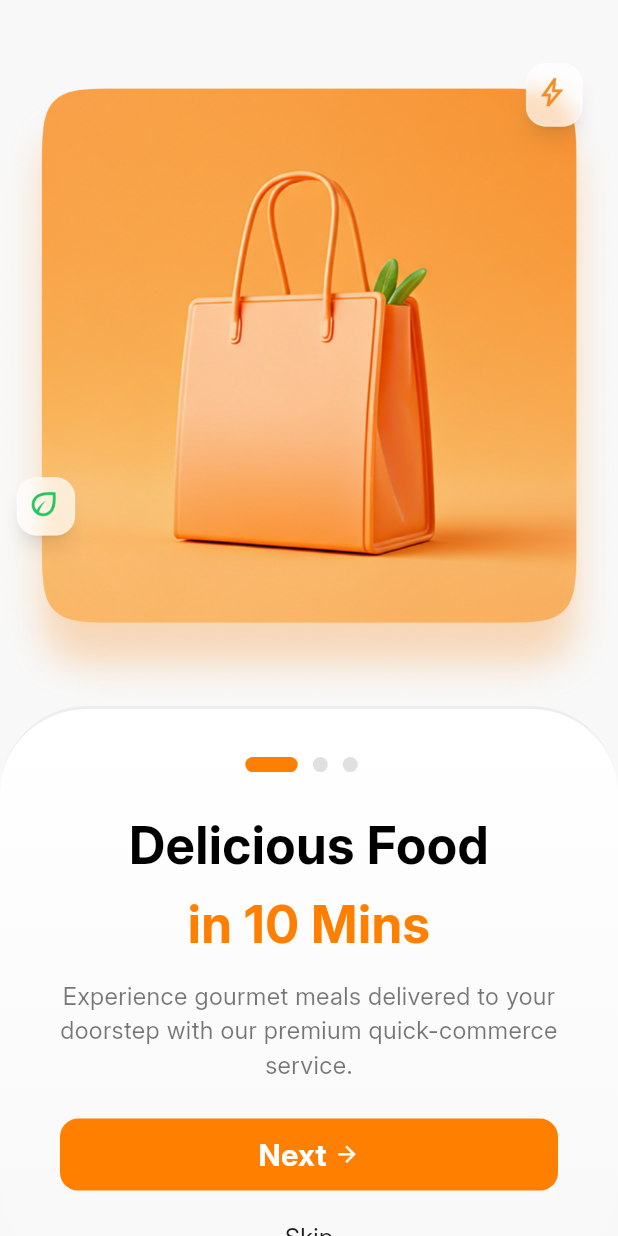
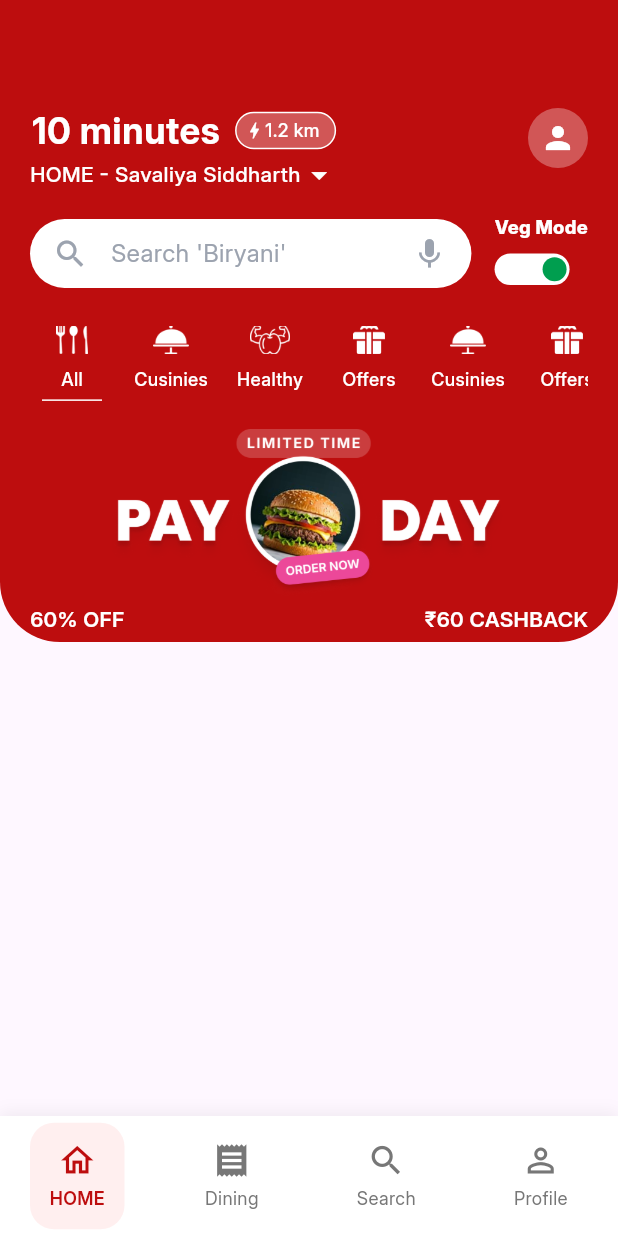
Before and after one commit to jsjoshishubh/DeliverLo, a Flutter app: the screen it shows after launch, on a phone screen of 412 x 824 dp. Run offline on Flutter 3.47's test engine with Material 3 defaults, Android fonts, the phone set to English and light mode, and no system bars; drawn by our look-alikes of flutter_switch; our stand-ins replace dio, get, get_storage, pin_code_fields.

Commit message:
Food Home page UI

```diff
--- /dev/null
+++ b/lib/Commons and Reusables/common_app_screen_background.dart
@@ -0,0 +1,53 @@
+import 'package:flutter/material.dart';
+
+class CommonAppScreenBackground extends StatelessWidget {
+  const CommonAppScreenBackground({
+    super.key,
+    this.topChild,
+    this.bottomChild,
+    this.topColor = const Color(0xFFE23744),
+    this.bottomColor = Colors.white,
+    this.topHeight,
+    this.topHeightFraction = 0.4,
+    this.curveHeight = 28,
+  });
+
+  final Widget? topChild;
+  final Widget? bottomChild;
+  final Color topColor;
+  final Color bottomColor;
+  final double? topHeight;
+  final double topHeightFraction;
+  final double curveHeight;
+
+  @override
+  Widget build(BuildContext context) {
+    final screenHeight = MediaQuery.of(context).size.height;
+    final effectiveTopHeight = topHeight ?? (screenHeight * topHeightFraction.clamp(0.0, 1.0));
+
+    return Column(
+      children: [
+        // Top section (red) with rounded bottom corners
+        Container(
+          height: effectiveTopHeight + curveHeight,
+          width: double.infinity,
+          decoration: BoxDecoration(
+            color: topColor,
+            borderRadius: BorderRadius.only(
+              bottomLeft: Radius.circular(40),
+              bottomRight: Radius.circular(40),
+            ),
+          ),
+          child: topChild,
+        ),
+        // Bottom section (white)
+        Container(
+          decoration: BoxDecoration(
+            color: bottomColor,
+          ),
+          child: bottomChild ?? const SizedBox.shrink(),
+        ),
+      ],
+    );
+  }
+}
--- /dev/null
+++ b/lib/Components/FoodHomePageComponents/Food_home_page_address_and_search_and_profile_componenet.dart
@@ -0,0 +1,238 @@
+import 'dart:developer';
+
+import 'package:deliverylo/Styles/app_colors.dart';
+import 'package:deliverylo/Utils/utils.dart';
+import 'package:flutter/material.dart';
+import 'package:flutter_switch/flutter_switch.dart';
+import 'package:get/get.dart';
+
+class HomePageAddressAndSearchAndProfileComponenet extends StatefulWidget {
+  final VoidCallback? onAddressTap;
+  final VoidCallback? onSearchTap;
+  final ValueChanged<bool>? onVegModeChanged;
+  final String deliveryTime;
+  final String distance;
+  final String addressLabel;
+  final String searchPlaceholder;
+  final bool vegMode;
+
+  const HomePageAddressAndSearchAndProfileComponenet({
+    super.key,
+    this.onAddressTap,
+    this.onSearchTap,
+    this.onVegModeChanged,
+    this.deliveryTime = '10 minutes',
+    this.distance = '1.2 km',
+    this.addressLabel = 'HOME - Savaliya Siddharth',
+    this.searchPlaceholder = "Search 'Biryani'",
+    this.vegMode = true,
+  });
+
+
+  @override
+  State<HomePageAddressAndSearchAndProfileComponenet> createState() => _HomePageAddressAndSearchAndProfileComponenetState();
+}
+
+class _HomePageAddressAndSearchAndProfileComponenetState extends State<HomePageAddressAndSearchAndProfileComponenet> {
+  late bool _vegMode;
+
+  @override
+  void initState() {
+    super.initState();
+    _vegMode = widget.vegMode;
+  }
+
+  @override
+  void didUpdateWidget(covariant HomePageAddressAndSearchAndProfileComponenet oldWidget) {
+    super.didUpdateWidget(oldWidget);
+    if (oldWidget.vegMode != widget.vegMode) {
+      _vegMode = widget.vegMode;
+    }
+  }
+
+  @override
+  Widget build(BuildContext context) {
+    return Padding(
+      padding: EdgeInsets.only(top: 70,left: 20,right: 20),
+      child: Column(
+        children: [
+          Container(
+            child: Row(
+              mainAxisAlignment: MainAxisAlignment.spaceBetween,
+              crossAxisAlignment: CrossAxisAlignment.start,
+              children: [
+                Column(
+                  children: [
+                     Row(
+                      crossAxisAlignment: CrossAxisAlignment.center,
+                      children: [
+                        Text('10 minutes',style: commonTextStyle(fontSize:24,fontWeight: FontWeight.w700,fontColor: Colors.white),),
+                        SizedBox(width: 10,),
+                        _DistanceBadge(distance: widget.distance,),
+                      ],
+                    ),
+                    Container(
+                      child: Row(
+                        children: [
+                          Text(widget.addressLabel,style: commonTextStyle(fontSize:14,fontWeight: FontWeight.w500,fontColor: Colors.white),),
+                          Icon(Icons.arrow_drop_down,color: Colors.white,size: 25,)
+                        ],
+                      ),
+                    ),
+                  ],
+                ),
+                Padding(
+                  padding: const EdgeInsets.only(top:2.0),
+                  child: _ProfileIcon(),
+                )
+              ],
+            ),
+
+          ),
+          Container(
+            margin: EdgeInsets.only(top: 14),
+            child: Row(
+              mainAxisAlignment: MainAxisAlignment.spaceBetween,
+              crossAxisAlignment: CrossAxisAlignment.start,
+              children: [
+                Container(
+                  margin: EdgeInsets.only(top: 3),
+                  width: Get.width/1.4,
+                  padding: EdgeInsets.symmetric(vertical:11),
+                  decoration: BoxDecoration(
+                    color: Colors.white,
+                    borderRadius: BorderRadius.circular(220)
+                  ),
+                  child: Row(
+                    mainAxisAlignment: MainAxisAlignment.spaceBetween,
+                    children: [
+                      Row(
+                        children: [
+                          SizedBox(width: 15,),
+                          Icon(Icons.search,color: HexColor.fromHex('#9CA3AF'),),
+                          SizedBox(width: 15,),
+                          Text(widget.searchPlaceholder,style: commonTextStyle(fontColor: HexColor.fromHex('#9CA3AF'),fontSize: 16, fontWeight: FontWeight.w400),),
+                        ],
+                      ),
+                      SizedBox(width: 20,),
+                      Padding(
+                        padding: const EdgeInsets.only(right:16.0),
+                        child: Icon(Icons.mic,color: HexColor.fromHex('#9CA3AF'),),
+                      ),
+                    ],
+                  ),
+                ),
+                _VegModeToggle(onChanged: (value) {
+                  setState(() {
+                    _vegMode = value;
+                  });
+                },
+                value: _vegMode,
+
+                ),
+              ],
+            ),
+          )
+
+        ],
+      ),
+    );
+  }
+}
+
+class _DistanceBadge extends StatelessWidget {
+  const _DistanceBadge({required this.distance});
+
+  final String distance;
+
+  @override
+  Widget build(BuildContext context) {
+    return Container(
+      padding: EdgeInsets.only(left: 5, top: 3,bottom: 3,right: 10),
+      decoration: BoxDecoration(
+        color: HexColor.fromHex('#FFFFFF').withValues(alpha: 0.3),
+        borderRadius: BorderRadius.circular(100),
+        border: Border.all(color: Colors.white, width: 1),
+      ),
+      child: Row(
+        crossAxisAlignment: CrossAxisAlignment.center,
+        children: [
+          Icon(Icons.bolt, color: Colors.white, size: 14),
+          Text(
+            distance,
+            style: TextStyle(
+              color: Colors.white,
+              fontSize: 12,
+              fontWeight: FontWeight.w500,
+            ),
+          ),
+        ],
+      ),
+    );
+  }
+}
+
+class _ProfileIcon extends StatelessWidget {
+  @override
+  Widget build(BuildContext context) {
+    // Figma: lighter red circle #F05050 with white person silhouette
+    return Container(
+      width: 40,
+      height: 40,
+      decoration: BoxDecoration(
+        color:HexColor.fromHex('#FFFFFF').withValues(alpha: 0.3),
+        shape: BoxShape.circle,
+      ),
+      alignment: Alignment.center,
+      child: Icon(
+        Icons.person,
+        color: Colors.white,
+        size: 24,
+      ),
+    );
+  }
+}
+
+class _VegModeToggle extends StatelessWidget {
+  const _VegModeToggle({
+    required this.value,
+    required this.onChanged,
+  });
+
+  final bool value;
+  final ValueChanged<bool> onChanged;
+
+  @override
+  Widget build(BuildContext context) {
+    return Column(
+      mainAxisAlignment: MainAxisAlignment.center,
+      crossAxisAlignment: CrossAxisAlignment.start,
+      children: [
+        Text(
+          'Veg Mode',
+          style: TextStyle(
+            color: Colors.white,
+            fontSize: 12.5,
+            fontWeight: FontWeight.w800,
+          ),
+        ),
+        SizedBox(height: 8),
+        FlutterSwitch(
+          width: 50.0,
+          height: 21.0,
+          toggleSize:16.0,
+          value: value,
+          borderRadius: 30.0,
+          padding: 2.0,
+          activeColor: HexColor.fromHex('#FFFFFF'),
+          activeToggleColor: HexColor.fromHex('#009E4F'),
+          inactiveColor: Colors.white,
+          inactiveToggleColor: HexColor.fromHex('#BD0D0E'),
+          onToggle: (val) {
+            onChanged(val);
+          },
+        ),
+      ],
+    );
+  }
+}
--- /dev/null
+++ b/lib/Components/FoodHomePageComponents/Food_home_page_catagory_component.dart
@@ -0,0 +1,78 @@
+import 'package:deliverylo/Utils/utils.dart';
+import 'package:flutter/material.dart';
+import 'package:get/get.dart';
+
+
+class HomePageCatagoryComponent extends StatefulWidget {
+  const HomePageCatagoryComponent({super.key});
+
+  @override
+  State<HomePageCatagoryComponent> createState() => HomePage_CatagoryComponentState();
+}
+
+class HomePage_CatagoryComponentState extends State<HomePageCatagoryComponent> {
+
+  List catogerys = [
+    {'title': 'All','image':'Assets/Extras/ct_1.png'},
+    {'title': 'Cusinies','image':'Assets/Extras/ct_2.png'},
+    {'title': 'Healthy','image':'Assets/Extras/ct_3.png'},
+    {'title': 'Offers','image':'Assets/Extras/ct_4.png'},
+    {'title': 'Cusinies','image':'Assets/Extras/ct_2.png'},
+    {'title': 'Offers','image':'Assets/Extras/ct_4.png'},
+  ];
+
+  int currentIndex = 0;
+
+
+  @override
+  Widget build(BuildContext context) {
+    return Container(
+      height: 68,
+      width:Get.width/1,
+      margin: EdgeInsets.only(left: 15,right: 20,top: 20),
+      child: ListView.builder(
+        shrinkWrap: true,
+        scrollDirection: Axis.horizontal,
+        itemCount: catogerys.length,
+        itemBuilder: (context, index){
+          final item  = catogerys[index];
+          return Padding(
+            padding: const EdgeInsets.symmetric(vertical:5.0,horizontal: 8),
+            child: Column(
+              children: [
+                InkWell(
+                  onTap: (){
+                    setState(() {
+                      currentIndex = index;
+                    });
+                  },
+                  child: Container(
+                    width: 50,
+                    child: Column(
+                      crossAxisAlignment: CrossAxisAlignment.center,
+                      mainAxisAlignment: MainAxisAlignment.center,
+                      children: [
+                        Image.asset(item["image"],scale: 4,),
+                        SizedBox(height: 8,),
+                        Text(item['title'],style: commonTextStyle(fontWeight: FontWeight.w500,fontSize: 12,fontColor: Colors.white),),
+                      ],
+                    ),
+                  ),
+                ),
+                if( currentIndex == index)...[
+                  SizedBox(height: 5,),
+                  Container(
+                    height: 1,
+                    width: 40,
+                    color: Colors.white,
+                  )
+                ]
+
+              ],
+            ),
+          );
+        }
+      ),
+    );
+  }
+}
--- /dev/null
+++ b/lib/Views/mainHome/Food_home_page.dart
@@ -0,0 +1,48 @@
+import 'package:deliverylo/Commons%20and%20Reusables/common_app_screen_background.dart';
+import 'package:deliverylo/Components/FoodHomePageComponents/Food_home_page_address_and_search_and_profile_componenet.dart';
+import 'package:deliverylo/Components/FoodHomePageComponents/Food_home_page_catagory_component.dart';
+import 'package:deliverylo/Styles/app_colors.dart';
+import 'package:deliverylo/Utils/utils.dart';
+import 'package:flutter/material.dart';
+
+class HomePageView extends StatefulWidget {
+  const HomePageView({super.key});
+
+  @override
+  State<HomePageView> createState() => _HomePageViewState();
+}
+
+class _HomePageViewState extends State<HomePageView> {
+  @override
+  Widget build(BuildContext context) {
+    return Scaffold(
+      body: CommonAppScreenBackground(
+        topColor: HexColor.fromHex('#BD0D0E'),
+        topHeight: 400,
+        topChild: Container(
+          child: Column(
+            children: [
+              HomePageAddressAndSearchAndProfileComponenet(),
+              HomePageCatagoryComponent(),
+              SizedBox(height: 6,),
+              Image.asset('Assets/Extras/cat_5.png',scale: 5,),
+              Container(
+                margin: EdgeInsets.only(left: 20,right: 20,top: 4),
+                child: Row(
+                  mainAxisAlignment: MainAxisAlignment.spaceBetween,
+                  children: [
+                    Text('60% OFF',style: commonTextStyle(fontSize: 14,fontColor: Colors.white,fontWeight: FontWeight.w600),),
+                    Text('₹60 CASHBACK',style: commonTextStyle(fontSize: 14,fontColor: Colors.white,fontWeight: FontWeight.w600),),
+                  ],
+                ),
+              )
+            ],
+          )
+        ),
+        bottomChild: Column(
+          children: [],
+        ),
+      ),
+    );
+  }
+}
--- a/lib/Views/mainHome/Main_dashboard.dart
+++ b/lib/Views/mainHome/Main_dashboard.dart
@@ -1,5 +1,6 @@
 import 'package:deliverylo/Commons and Reusables/common_bottom_bar.dart';
 import 'package:deliverylo/Styles/app_colors.dart';
+import 'package:deliverylo/Views/mainHome/Food_home_page.dart';
 import 'package:flutter/material.dart';
 
 class MainDashboard extends StatefulWidget {
@@ -36,7 +37,7 @@ class _MainDashboardState extends State<MainDashboard> {
   Widget _getPage(int index) {
     switch (index) {
       case 0:
-        return const Center(child: Text("What's on your mind?"));
+        return const HomePageView();
       case 1:
         return const Center(child: Text('Dining'));
       case 2:
--- a/lib/main.dart
+++ b/lib/main.dart
@@ -31,7 +31,7 @@ class _MyAppState extends State<MyApp> {
       //  return Routes.MAIN_HOME_PAGE;
    }else{
       // return  shownOnboard ? Routes.LOGINPAGE : Routes.ONBOARDING;
-      return  Routes.ONBOARDING;
+      return  Routes.MAIN_DASHBOARD;
       // return Routes.LOGINPAGE;ç
     }
   }
--- a/pubspec.yaml
+++ b/pubspec.yaml
@@ -39,6 +39,7 @@ dependencies:
   get_storage: ^2.1.1
   intl: ^0.20.2
   pin_code_fields: ^9.1.0
+  flutter_switch: ^0.3.2
 
 dev_dependencies:
   flutter_test:
```
Also changed, not shown: lib/Styles/app_colors.dart (+124 -0 lines), Assets/Extras/cat_5.png (added), Assets/Extras/ct_1.png (added), Assets/Extras/ct_2.png (added), Assets/Extras/ct_3.png (added), Assets/Extras/ct_4.png (added), pubspec.lock.
